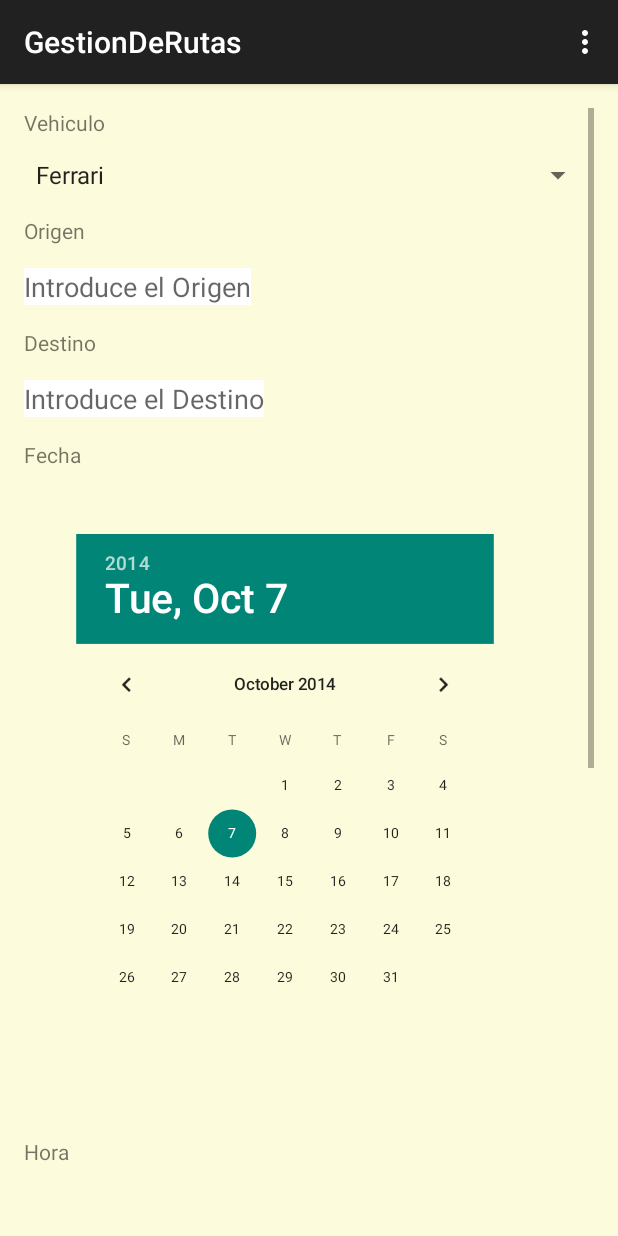
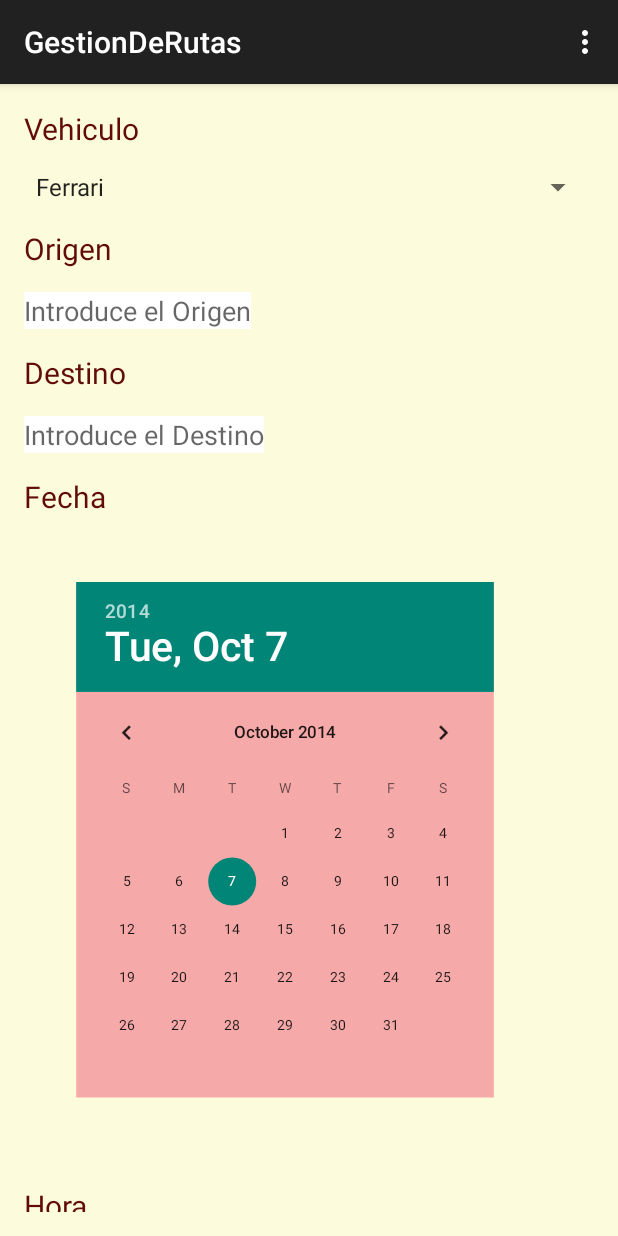
Before and after one commit to rubmadbo/EasyTransport, an Android app: the GestionDeRutas screen opened directly, with no data from a screen before it, on a phone screen of 412 x 824 dp. Run offline under Robolectric (Android 15) with nearby library versions, the phone set to English and light mode, and no system bars.

Commit message:
Activity_gestion:Design

```diff
--- /dev/null
+++ b/app/src/main/res/drawable-hdpi-v14/border_button.xml
@@ -0,0 +1,12 @@
+<?xml version="1.0" encoding="utf-8"?>
+
+<shape xmlns:android="http://schemas.android.com/apk/res/android"
+android:shape="rectangle">
+
+<stroke
+android:width="2dp"
+    android:color="#CC0000" />
+
+<solid android:color="#FFCACA" />
+/>
+    </shape>
--- a/app/src/main/res/layout/activity_anadir_acuerdo.xml
+++ b/app/src/main/res/layout/activity_anadir_acuerdo.xml
@@ -193,7 +193,7 @@
             android:textColor="#610B0B"
             android:layout_alignParentBottom="true"
             android:layout_centerHorizontal="true"
-            android:background="#F5A9A9"
+            android:background="@drawable/border_button"
             />
 
         <EditText
--- a/app/src/main/res/layout/activity_gestion_de_rutas.xml
+++ b/app/src/main/res/layout/activity_gestion_de_rutas.xml
@@ -16,6 +16,8 @@
         android:layout_height="fill_parent"
       android:id="@+id/scrollView">
 
+  </ScrollView>
+
     <LinearLayout
              android:layout_width="fill_parent"
              android:layout_height="wrap_content"
@@ -24,7 +26,9 @@
          android:text="@string/Spinner"
          android:layout_width="wrap_content"
          android:layout_height="wrap_content"
-        android:id="@+id/textView"/>
+         android:id="@+id/textView"
+         android:textColor="#610B0B"
+         android:textSize="20dp" />
      <Spinner
          android:layout_width="fill_parent"
          android:layout_height="wrap_content"
@@ -40,7 +44,9 @@
          android:layout_marginTop="15dp"
          android:layout_below="@+id/lista1"
          android:layout_alignParentLeft="true"
-        android:layout_alignParentStart="true" />
+         android:layout_alignParentStart="true"
+         android:textColor="#610B0B"
+         android:textSize="20dp" />
 
      <EditText
          android:layout_width="wrap_content"
@@ -61,7 +67,9 @@
          android:layout_marginTop="15dp"
          android:layout_below="@+id/editTOrigen"
          android:layout_alignParentLeft="true"
-        android:layout_alignParentStart="true" />
+         android:layout_alignParentStart="true"
+         android:textSize="20dp"
+         android:textColor="#610B0B" />
 
      <EditText
          android:layout_width="wrap_content"
@@ -82,7 +90,9 @@
          android:layout_marginTop="15dp"
          android:layout_below="@+id/editTDestino"
          android:layout_alignParentLeft="true"
-        android:layout_alignParentStart="true" />
+         android:layout_alignParentStart="true"
+         android:textColor="#610B0B"
+         android:textSize="20dp" />
 
      <DatePicker
          android:layout_width="wrap_content"
@@ -92,7 +102,8 @@
          android:calendarViewShown="false"
          android:clickable="true"
          android:scaleY="0.8"
-        android:scaleX="0.8"/>
+         android:scaleX="0.8"
+         android:background="#F5A9A9" />
 
      <TextView
          android:text="@string/Hora"
@@ -102,7 +113,9 @@
          android:layout_marginTop="15dp"
          android:layout_below="@+id/datePicker"
          android:layout_alignParentLeft="true"
-        android:layout_alignParentStart="true" />
+         android:layout_alignParentStart="true"
+         android:textColor="#610B0B"
+         android:textSize="20dp" />
 
         <TimePicker
             android:layout_width="wrap_content"
@@ -110,6 +123,7 @@
             android:id="@+id/timePicker"
             android:scaleY="0.8"
             android:scaleX="0.8"
+            android:background="#F5A9A9"
 
             />
 
@@ -121,7 +135,9 @@
             android:layout_marginTop="15dp"
             android:layout_below="@+id/timePicker"
             android:layout_alignParentLeft="true"
-           android:layout_alignParentStart="true" />
+            android:layout_alignParentStart="true"
+            android:textColor="#610B0B"
+            android:textSize="20dp"/>
 
         <EditText
             android:layout_width="fill_parent"
@@ -142,10 +158,10 @@
             android:layout_marginTop="15dp"
             android:layout_alignParentTop="true"
             android:layout_gravity="center_horizontal"
-           android:onClick="buttonOnClick" />
+            android:onClick="buttonOnClick"
+            android:background="@drawable/border_button"/>
 
     </LinearLayout>
-</ScrollView>
 
 
 </RelativeLayout>
```
Lines whose indentation alone changed are shown as unchanged.
